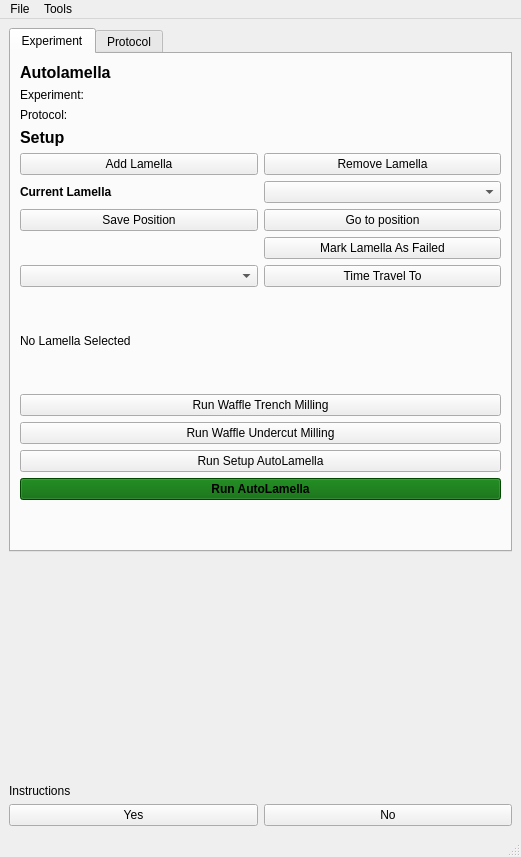
DeMarcoLab/autolamella, file autolamella/ui/qt/AutoLamellaUI.ui: the form before one commit.
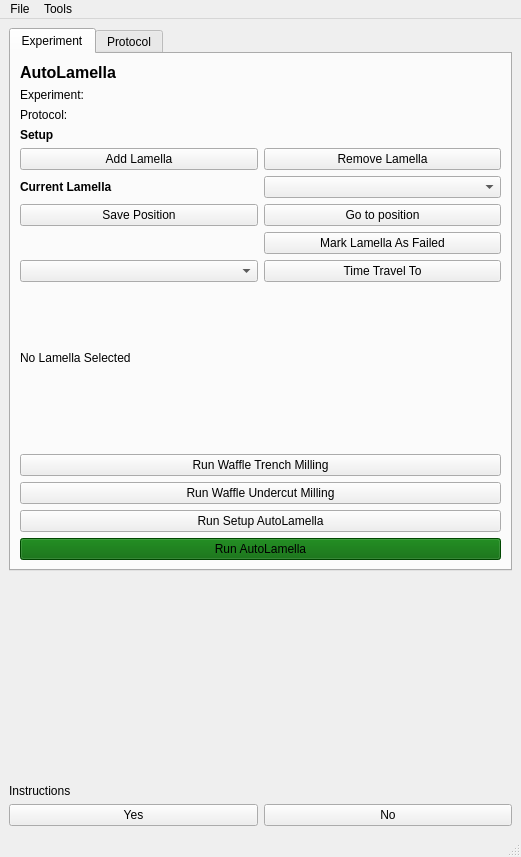
The form after the commit.

Patch:
```diff
--- a/autolamella/ui/qt/AutoLamellaUI.ui
+++ b/autolamella/ui/qt/AutoLamellaUI.ui
@@ -77,53 +77,13 @@
         <string>Experiment</string>
        </attribute>
        <layout class="QGridLayout" name="gridLayout_3">
-        <item row="2" column="0" colspan="2">
-         <widget class="QLabel" name="label_protocol_name">
+        <item row="20" column="0" colspan="2">
+         <widget class="QPushButton" name="pushButton_run_setup_autolamella">
           <property name="text">
-           <string>Protocol:</string>
+           <string>Run Setup AutoLamella</string>
           </property>
          </widget>
         </item>
-        <item row="8" column="0">
-         <widget class="QLabel" name="label_current_lamella_header">
-          <property name="font">
-           <font>
-            <weight>75</weight>
-            <bold>true</bold>
-           </font>
-          </property>
-          <property name="text">
-           <string>Current Lamella</string>
-          </property>
-         </widget>
-        </item>
-        <item row="18" column="0" colspan="2">
-         <widget class="QPushButton" name="pushButton_run_waffle_undercut">
-          <property name="text">
-           <string>Run Waffle Undercut Milling</string>
-          </property>
-         </widget>
-        </item>
-        <item row="1" column="0" colspan="2">
-         <widget class="QLabel" name="label_experiment_name">
-          <property name="text">
-           <string>Experiment:</string>
-          </property>
-         </widget>
-        </item>
-        <item row="13" column="0" colspan="2">
-         <spacer name="verticalSpacer_2">
-          <property name="orientation">
-           <enum>Qt::Vertical</enum>
-          </property>
-          <property name="sizeHint" stdset="0">
-           <size>
-            <width>20</width>
-            <height>40</height>
-           </size>
-          </property>
-         </spacer>
-        </item>
         <item row="7" column="1">
          <widget class="QPushButton" name="pushButton_remove_lamella">
           <property name="styleSheet">
@@ -134,100 +94,6 @@
           </property>
          </widget>
         </item>
-        <item row="11" column="1">
-         <widget class="QPushButton" name="pushButton_fail_lamella">
-          <property name="text">
-           <string>Mark Lamella As Failed</string>
-          </property>
-         </widget>
-        </item>
-        <item row="14" column="0" colspan="2">
-         <widget class="QLabel" name="label_info">
-          <property name="text">
-           <string>No Lamella Selected</string>
-          </property>
-         </widget>
-        </item>
-        <item row="15" column="0" colspan="2">
-         <spacer name="verticalSpacer_3">
-          <property name="orientation">
-           <enum>Qt::Vertical</enum>
-          </property>
-          <property name="sizeHint" stdset="0">
-           <size>
-            <width>20</width>
-            <height>40</height>
-           </size>
-          </property>
-         </spacer>
-        </item>
-        <item row="23" column="0" colspan="2">
-         <spacer name="verticalSpacer">
-          <property name="orientation">
-           <enum>Qt::Vertical</enum>
-          </property>
-          <property name="sizeHint" stdset="0">
-           <size>
-            <width>20</width>
-            <height>40</height>
-           </size>
-          </property>
-         </spacer>
-        </item>
-        <item row="17" column="0" colspan="2">
-         <widget class="QPushButton" name="pushButton_run_waffle_trench">
-          <property name="text">
-           <string>Run Waffle Trench Milling</string>
-          </property>
-         </widget>
-        </item>
-        <item row="21" column="0" colspan="2">
-         <widget class="QPushButton" name="pushButton_run_autolamella">
-          <property name="font">
-           <font>
-            <weight>75</weight>
-            <bold>true</bold>
-           </font>
-          </property>
-          <property name="styleSheet">
-           <string notr="true">background-color: darkGreen</string>
-          </property>
-          <property name="text">
-           <string>Run AutoLamella</string>
-          </property>
-         </widget>
-        </item>
-        <item row="8" column="1">
-         <widget class="QComboBox" name="comboBox_current_lamella"/>
-        </item>
-        <item row="7" column="0">
-         <widget class="QPushButton" name="pushButton_add_lamella">
-          <property name="text">
-           <string>Add Lamella</string>
-          </property>
-         </widget>
-        </item>
-        <item row="10" column="0">
-         <widget class="QPushButton" name="pushButton_save_position">
-          <property name="text">
-           <string>Save Position</string>
-          </property>
-         </widget>
-        </item>
-        <item row="3" column="0">
-         <widget class="QLabel" name="label_setup_header">
-          <property name="font">
-           <font>
-            <pointsize>12</pointsize>
-            <weight>75</weight>
-            <bold>true</bold>
-           </font>
-          </property>
-          <property name="text">
-           <string>Setup</string>
-          </property>
-         </widget>
-        </item>
         <item row="0" column="0">
          <widget class="QLabel" name="label_title">
           <property name="font">
@@ -238,13 +104,34 @@
            </font>
           </property>
           <property name="text">
-           <string>Autolamella</string>
+           <string>AutoLamella</string>
           </property>
           <property name="alignment">
            <set>Qt::AlignLeading|Qt::AlignLeft|Qt::AlignVCenter</set>
           </property>
          </widget>
         </item>
+        <item row="16" column="0" colspan="2">
+         <widget class="QLabel" name="label_minimap">
+          <property name="text">
+           <string/>
+          </property>
+         </widget>
+        </item>
+        <item row="3" column="0">
+         <widget class="QLabel" name="label_setup_header">
+          <property name="font">
+           <font>
+            <pointsize>9</pointsize>
+            <weight>75</weight>
+            <bold>true</bold>
+           </font>
+          </property>
+          <property name="text">
+           <string>Setup</string>
+          </property>
+         </widget>
+        </item>
         <item row="10" column="1">
          <widget class="QPushButton" name="pushButton_go_to_lamella">
           <property name="text">
@@ -253,9 +140,543 @@
          </widget>
         </item>
         <item row="19" column="0" colspan="2">
-         <widget class="QPushButton" name="pushButton_run_setup_autolamella">
+         <widget class="QPushButton" name="pushButton_run_waffle_undercut">
           <property name="text">
-           <string>Run Setup AutoLamella</string>
+           <string>Run Waffle Undercut Milling</string>
+          </property>
+         </widget>
+        </item>
+        <item row="18" column="0" colspan="2">
+         <widget class="QPushButton" name="pushButton_run_waffle_trench">
+          <property name="text">
+           <string>Run Waffle Trench Milling</string>
+          </property>
+          <property name="default">
+           <bool>false</bool>
+          </property>
+          <property name="flat">
+           <bool>false</bool>
+          </property>
+         </widget>
+        </item>
+        <item row="12" column="0">
+         <widget class="QComboBox" name="comboBox_lamella_history"/>
+        </item>
+        <item row="1" column="0" colspan="2">
+         <widget class="QLabel" name="label_experiment_name">
+          <property name="text">
+           <string>Experiment:</string>
+          </property>
+         </widget>
+        </item>
+        <item row="7" column="0">
+         <widget class="QPushButton" name="pushButton_add_lamella">
+          <property name="text">
+           <string>Add Lamella</string>
+          </property>
+         </widget>
+        </item>
+        <item row="8" column="1">
+         <widget class="QComboBox" name="comboBox_current_lamella"/>
+        </item>
+        <item row="8" column="0">
+         <widget class="QLabel" name="label_current_lamella_header">
+          <property name="font">
+           <font>
+            <weight>75</weight>
+            <bold>true</bold>
+           </font>
+          </property>
+          <property name="text">
+           <string>Current Lamella</string>
+          </property>
+         </widget>
+        </item>
+        <item row="10" column="0">
+         <widget class="QPushButton" name="pushButton_save_position">
+          <property name="text">
+           <string>Save Position</string>
+          </property>
+         </widget>
+        </item>
+        <item row="22" column="0" colspan="2">
+         <widget class="QPushButton" name="pushButton_run_autolamella">
+          <property name="palette">
+           <palette>
+            <active>
+             <colorrole role="WindowText">
+              <brush brushstyle="SolidPattern">
+               <color alpha="255">
+                <red>0</red>
+                <green>0</green>
+                <blue>0</blue>
+               </color>
+              </brush>
+             </colorrole>
+             <colorrole role="Button">
+              <brush brushstyle="SolidPattern">
+               <color alpha="255">
+                <red>0</red>
+                <green>100</green>
+                <blue>0</blue>
+               </color>
+              </brush>
+             </colorrole>
+             <colorrole role="Light">
+              <brush brushstyle="SolidPattern">
+               <color alpha="255">
+                <red>255</red>
+                <green>255</green>
+                <blue>255</blue>
+               </color>
+              </brush>
+             </colorrole>
+             <colorrole role="Midlight">
+              <brush brushstyle="SolidPattern">
+               <color alpha="255">
+                <red>255</red>
+                <green>255</green>
+                <blue>255</blue>
+               </color>
+              </brush>
+             </colorrole>
+             <colorrole role="Dark">
+              <brush brushstyle="SolidPattern">
+               <color alpha="255">
+                <red>127</red>
+                <green>127</green>
+                <blue>127</blue>
+               </color>
+              </brush>
+             </colorrole>
+             <colorrole role="Mid">
+              <brush brushstyle="SolidPattern">
+               <color alpha="255">
+                <red>170</red>
+                <green>170</green>
+                <blue>170</blue>
+               </color>
+              </brush>
+             </colorrole>
+             <colorrole role="Text">
+              <brush brushstyle="SolidPattern">
+               <color alpha="255">
+                <red>0</red>
+                <green>0</green>
+                <blue>0</blue>
+               </color>
+              </brush>
+             </colorrole>
+             <colorrole role="BrightText">
+              <brush brushstyle="SolidPattern">
+               <color alpha="255">
+                <red>255</red>
+                <green>255</green>
+                <blue>255</blue>
+               </color>
+              </brush>
+             </colorrole>
+             <colorrole role="ButtonText">
+              <brush brushstyle="SolidPattern">
+               <color alpha="255">
+                <red>0</red>
+                <green>0</green>
+                <blue>0</blue>
+               </color>
+              </brush>
+             </colorrole>
+             <colorrole role="Base">
+              <brush brushstyle="SolidPattern">
+               <color alpha="255">
+                <red>0</red>
+                <green>100</green>
+                <blue>0</blue>
+               </color>
+              </brush>
+             </colorrole>
+             <colorrole role="Window">
+              <brush brushstyle="SolidPattern">
+               <color alpha="255">
+                <red>0</red>
+                <green>100</green>
+                <blue>0</blue>
+               </color>
+              </brush>
+             </colorrole>
+             <colorrole role="Shadow">
+              <brush brushstyle="SolidPattern">
+               <color alpha="255">
+                <red>0</red>
+                <green>0</green>
+                <blue>0</blue>
+               </color>
+              </brush>
+             </colorrole>
+             <colorrole role="AlternateBase">
+              <brush brushstyle="SolidPattern">
+               <color alpha="255">
+                <red>255</red>
+                <green>255</green>
+                <blue>255</blue>
+               </color>
+              </brush>
+             </colorrole>
+             <colorrole role="ToolTipBase">
+              <brush brushstyle="SolidPattern">
+               <color alpha="255">
+                <red>255</red>
+                <green>255</green>
+                <blue>220</blue>
+               </color>
+              </brush>
+             </colorrole>
+             <colorrole role="ToolTipText">
+              <brush brushstyle="SolidPattern">
+               <color alpha="255">
+                <red>0</red>
+                <green>0</green>
+                <blue>0</blue>
+               </color>
+              </brush>
+             </colorrole>
+             <colorrole role="PlaceholderText">
+              <brush brushstyle="SolidPattern">
+               <color alpha="128">
+                <red>0</red>
+                <green>0</green>
+                <blue>0</blue>
+               </color>
+              </brush>
+             </colorrole>
+            </active>
+            <inactive>
+             <colorrole role="WindowText">
+              <brush brushstyle="SolidPattern">
+               <color alpha="255">
+                <red>0</red>
+                <green>0</green>
+                <blue>0</blue>
+               </color>
+              </brush>
+             </colorrole>
+             <colorrole role="Button">
+              <brush brushstyle="SolidPattern">
+               <color alpha="255">
+                <red>0</red>
+                <green>100</green>
+                <blue>0</blue>
+               </color>
+              </brush>
+             </colorrole>
+             <colorrole role="Light">
+              <brush brushstyle="SolidPattern">
+               <color alpha="255">
+                <red>255</red>
+                <green>255</green>
+                <blue>255</blue>
+               </color>
+              </brush>
+             </colorrole>
+             <colorrole role="Midlight">
+              <brush brushstyle="SolidPattern">
+               <color alpha="255">
+                <red>255</red>
+                <green>255</green>
+                <blue>255</blue>
+               </color>
+              </brush>
+             </colorrole>
+             <colorrole role="Dark">
+              <brush brushstyle="SolidPattern">
+               <color alpha="255">
+                <red>127</red>
+                <green>127</green>
+                <blue>127</blue>
+               </color>
+              </brush>
+             </colorrole>
+             <colorrole role="Mid">
+              <brush brushstyle="SolidPattern">
+               <color alpha="255">
+                <red>170</red>
+                <green>170</green>
+                <blue>170</blue>
+               </color>
+              </brush>
+             </colorrole>
+             <colorrole role="Text">
+              <brush brushstyle="SolidPattern">
+               <color alpha="255">
+                <red>0</red>
+                <green>0</green>
+                <blue>0</blue>
+               </color>
+              </brush>
+             </colorrole>
+             <colorrole role="BrightText">
+              <brush brushstyle="SolidPattern">
+               <color alpha="255">
+                <red>255</red>
+                <green>255</green>
+                <blue>255</blue>
+               </color>
+              </brush>
+             </colorrole>
+             <colorrole role="ButtonText">
+              <brush brushstyle="SolidPattern">
+               <color alpha="255">
+                <red>0</red>
+                <green>0</green>
+                <blue>0</blue>
+               </color>
+              </brush>
+             </colorrole>
+             <colorrole role="Base">
+              <brush brushstyle="SolidPattern">
+               <color alpha="255">
+                <red>0</red>
+                <green>100</green>
+                <blue>0</blue>
+               </color>
+              </brush>
+             </colorrole>
+             <colorrole role="Window">
+              <brush brushstyle="SolidPattern">
+               <color alpha="255">
+                <red>0</red>
+                <green>100</green>
+                <blue>0</blue>
+               </color>
+              </brush>
+             </colorrole>
+             <colorrole role="Shadow">
+              <brush brushstyle="SolidPattern">
+               <color alpha="255">
+                <red>0</red>
+                <green>0</green>
+                <blue>0</blue>
+               </color>
+              </brush>
+             </colorrole>
+             <colorrole role="AlternateBase">
+              <brush brushstyle="SolidPattern">
+               <color alpha="255">
+                <red>255</red>
+                <green>255</green>
+                <blue>255</blue>
+               </color>
+              </brush>
+             </colorrole>
+             <colorrole role="ToolTipBase">
+              <brush brushstyle="SolidPattern">
+               <color alpha="255">
+                <red>255</red>
+                <green>255</green>
+                <blue>220</blue>
+               </color>
+              </brush>
+             </colorrole>
+             <colorrole role="ToolTipText">
+              <brush brushstyle="SolidPattern">
+               <color alpha="255">
+                <red>0</red>
+                <green>0</green>
+                <blue>0</blue>
+               </color>
+              </brush>
+             </colorrole>
+             <colorrole role="PlaceholderText">
+              <brush brushstyle="SolidPattern">
+               <color alpha="128">
+                <red>0</red>
+                <green>0</green>
+                <blue>0</blue>
+               </color>
+              </brush>
+             </colorrole>
+            </inactive>
+            <disabled>
+             <colorrole role="WindowText">
+              <brush brushstyle="SolidPattern">
+               <color alpha="255">
+                <red>127</red>
+                <green>127</green>
+                <blue>127</blue>
+               </color>
+              </brush>
+             </colorrole>
+             <colorrole role="Button">
+              <brush brushstyle="SolidPattern">
+               <color alpha="255">
+                <red>0</red>
+                <green>100</green>
+                <blue>0</blue>
+               </color>
+              </brush>
+             </colorrole>
+             <colorrole role="Light">
+              <brush brushstyle="SolidPattern">
+               <color alpha="255">
+                <red>255</red>
+                <green>255</green>
+                <blue>255</blue>
+               </color>
+              </brush>
+             </colorrole>
+             <colorrole role="Midlight">
+              <brush brushstyle="SolidPattern">
+               <color alpha="255">
+                <red>255</red>
+                <green>255</green>
+                <blue>255</blue>
+               </color>
+              </brush>
+             </colorrole>
+             <colorrole role="Dark">
+              <brush brushstyle="SolidPattern">
+               <color alpha="255">
+                <red>127</red>
+                <green>127</green>
+                <blue>127</blue>
+               </color>
+              </brush>
+             </colorrole>
+             <colorrole role="Mid">
+              <brush brushstyle="SolidPattern">
+               <color alpha="255">
+                <red>170</red>
+                <green>170</green>
+                <blue>170</blue>
+               </color>
+              </brush>
+             </colorrole>
+             <colorrole role="Text">
+              <brush brushstyle="SolidPattern">
+               <color alpha="255">
+                <red>127</red>
+                <green>127</green>
+                <blue>127</blue>
+               </color>
+              </brush>
+             </colorrole>
+             <colorrole role="BrightText">
+              <brush brushstyle="SolidPattern">
+               <color alpha="255">
+                <red>255</red>
+                <green>255</green>
+                <blue>255</blue>
+               </color>
+              </brush>
+             </colorrole>
+             <colorrole role="ButtonText">
+              <brush brushstyle="SolidPattern">
+               <color alpha="255">
+                <red>127</red>
+                <green>127</green>
+                <blue>127</blue>
+               </color>
+              </brush>
+             </colorrole>
+             <colorrole role="Base">
+              <brush brushstyle="SolidPattern">
+               <color alpha="255">
+                <red>0</red>
+                <green>100</green>
+                <blue>0</blue>
+               </color>
+              </brush>
+             </colorrole>
+             <colorrole role="Window">
+              <brush brushstyle="SolidPattern">
+               <color alpha="255">
+                <red>0</red>
+                <green>100</green>
+                <blue>0</blue>
+               </color>
+              </brush>
+             </colorrole>
+             <colorrole role="Shadow">
+              <brush brushstyle="SolidPattern">
+               <color alpha="255">
+                <red>0</red>
+                <green>0</green>
+                <blue>0</blue>
+               </color>
+              </brush>
+             </colorrole>
+             <colorrole role="AlternateBase">
+              <brush brushstyle="SolidPattern">
+               <color alpha="255">
+                <red>255</red>
+                <green>255</green>
+                <blue>255</blue>
+               </color>
+              </brush>
+             </colorrole>
+             <colorrole role="ToolTipBase">
+              <brush brushstyle="SolidPattern">
+               <color alpha="255">
+                <red>255</red>
+                <green>255</green>
+                <blue>220</blue>
+               </color>
+              </brush>
+             </colorrole>
+             <colorrole role="ToolTipText">
+              <brush brushstyle="SolidPattern">
+               <color alpha="255">
+                <red>0</red>
+                <green>0</green>
+                <blue>0</blue>
+               </color>
+              </brush>
+             </colorrole>
+             <colorrole role="PlaceholderText">
+              <brush brushstyle="SolidPattern">
+               <color alpha="128">
+                <red>0</red>
+                <green>0</green>
+                <blue>0</blue>
+               </color>
+              </brush>
+             </colorrole>
+            </disabled>
+           </palette>
+          </property>
+          <property name="font">
+           <font>
+            <weight>50</weight>
+            <bold>false</bold>
+           </font>
+          </property>
+          <property name="styleSheet">
+           <string notr="true">background-color: darkGreen</string>
+          </property>
+          <property name="text">
+           <string>Run AutoLamella</string>
+          </property>
+          <property name="autoDefault">
+           <bool>false</bool>
+          </property>
+          <property name="default">
+           <bool>false</bool>
+          </property>
+          <property name="flat">
+           <bool>false</bool>
+          </property>
+         </widget>
+        </item>
+        <item row="14" column="0" colspan="2">
+         <widget class="QLabel" name="label_info">
+          <property name="text">
+           <string>No Lamella Selected</string>
+          </property>
+         </widget>
+        </item>
+        <item row="2" column="0" colspan="2">
+         <widget class="QLabel" name="label_protocol_name">
+          <property name="text">
+           <string>Protocol:</string>
           </property>
          </widget>
         </item>
@@ -266,8 +687,38 @@
           </property>
          </widget>
         </item>
-        <item row="12" column="0">
-         <widget class="QComboBox" name="comboBox_lamella_history"/>
+        <item row="11" column="1">
+         <widget class="QPushButton" name="pushButton_fail_lamella">
+          <property name="text">
+           <string>Mark Lamella As Failed</string>
+          </property>
+         </widget>
+        </item>
+        <item row="13" column="0" colspan="2">
+         <spacer name="verticalSpacer_2">
+          <property name="orientation">
+           <enum>Qt::Vertical</enum>
+          </property>
+          <property name="sizeHint" stdset="0">
+           <size>
+            <width>20</width>
+            <height>40</height>
+           </size>
+          </property>
+         </spacer>
+        </item>
+        <item row="17" column="0" colspan="2">
+         <spacer name="verticalSpacer">
+          <property name="orientation">
+           <enum>Qt::Vertical</enum>
+          </property>
+          <property name="sizeHint" stdset="0">
+           <size>
+            <width>20</width>
+            <height>40</height>
+           </size>
+          </property>
+         </spacer>
         </item>
        </layout>
       </widget>
@@ -276,49 +727,28 @@
         <string>Protocol</string>
        </attribute>
        <layout class="QFormLayout" name="formLayout_2">
+        <item row="0" column="0">
+         <widget class="QLabel" name="label_protocol_name_2">
+          <property name="text">
+           <string>Name</string>
+          </property>
+         </widget>
+        </item>
+        <item row="0" column="1">
+         <widget class="QLineEdit" name="lineEdit_name"/>
+        </item>
         <item row="1" column="0">
-         <widget class="QLabel" name="label_4">
+         <widget class="QLabel" name="label_protocol_method">
           <property name="text">
            <string>Method</string>
           </property>
          </widget>
         </item>
         <item row="1" column="1">
-         <widget class="QComboBox" name="comboBox_method">
-          <item>
-           <property name="text">
-            <string>Default</string>
-           </property>
-          </item>
-          <item>
-           <property name="text">
-            <string>Waffle</string>
-           </property>
-          </item>
-         </widget>
-        </item>
-        <item row="2" column="0">
-         <widget class="QLabel" name="beamShiftAttemptsLabel">
-          <property name="text">
-           <string>Beam shift attempts</string>
-          </property>
-         </widget>
-        </item>
-        <item row="2" column="1">
-         <widget class="QDoubleSpinBox" name="beamshift_attempts"/>
-        </item>
-        <item row="3" column="0">
-         <widget class="QLabel" name="label_6">
-          <property name="text">
-           <string>Align at:</string>
-          </property>
-         </widget>
-        </item>
-        <item row="3" column="1">
-         <widget class="QComboBox" name="comboBox_current_alignment"/>
+         <widget class="QComboBox" name="comboBox_method"/>
         </item>
         <item row="4" column="0">
-         <widget class="QLabel" name="label">
+         <widget class="QLabel" name="label_protocol_undercut_tilt_angle">
           <property name="text">
            <string>Undercut Tilt Angle</string>
           </property>
@@ -335,7 +765,7 @@
          </widget>
         </item>
         <item row="5" column="0">
-         <widget class="QLabel" name="label_2">
+         <widget class="QLabel" name="label_undercut_tilt_step">
           <property name="text">
            <string>Undercut Tilt Step</string>
           </property>
@@ -352,98 +782,160 @@
          </widget>
         </item>
         <item row="6" column="0">
-         <widget class="QLabel" name="label_3">
+         <widget class="QLabel" name="label_stress_relief">
           <property name="text">
            <string>Stress Relief</string>
           </property>
          </widget>
         </item>
         <item row="6" column="1">
-         <widget class="QComboBox" name="comboBox_stress_relief">
-          <item>
-           <property name="text">
-            <string>Notch</string>
-           </property>
-          </item>
-          <item>
-           <property name="text">
-            <string>Microexpansion </string>
-           </property>
-          </item>
+         <widget class="QComboBox" name="comboBox_stress_relief"/>
+        </item>
+        <item row="7" column="0" colspan="2">
+         <widget class="QLabel" name="label_alignment_header">
+          <property name="font">
+           <font>
+            <weight>75</weight>
+            <bold>true</bold>
+            <underline>false</underline>
+           </font>
+          </property>
+          <property name="text">
+           <string>Alignment</string>
+          </property>
          </widget>
         </item>
-        <item row="8" column="0" colspan="2">
-         <widget class="QLabel" name="label_5">
+        <item row="10" column="0">
+         <widget class="QLabel" name="label_protocol_align_at">
+          <property name="text">
+           <string>Align at:</string>
+          </property>
+         </widget>
+        </item>
+        <item row="10" column="1">
+         <widget class="QComboBox" name="comboBox_current_alignment"/>
+        </item>
+        <item row="14" column="0" colspan="2">
+         <widget class="QLabel" name="label_ml_header">
+          <property name="font">
+           <font>
+            <weight>75</weight>
+            <bold>true</bold>
+           </font>
+          </property>
+          <property name="text">
+           <string>Machine Learning</string>
+          </property>
+         </widget>
+        </item>
+        <item row="15" column="0">
+         <widget class="QLabel" name="label_ml_checkpoint">
+          <property name="text">
+           <string>Checkpoint</string>
+          </property>
+         </widget>
+        </item>
+        <item row="15" column="1">
+         <widget class="QLineEdit" name="lineEdit_ml_checkpoint"/>
+        </item>
+        <item row="16" column="0">
+         <widget class="QLabel" name="label_ml_encoder">
+          <property name="text">
+           <string>Encoder</string>
+          </property>
+         </widget>
+        </item>
+        <item row="16" column="1">
+         <widget class="QLineEdit" name="lineEdit_ml_encoder"/>
+        </item>
+        <item row="17" column="0" colspan="2">
+         <widget class="QLabel" name="label_supervise_header">
+          <property name="font">
+           <font>
+            <weight>75</weight>
+            <bold>true</bold>
+           </font>
+          </property>
           <property name="text">
            <string>Supervision</string>
           </property>
          </widget>
         </item>
-        <item row="16" column="0" colspan="2">
-         <widget class="QPushButton" name="pushButton_update_protocol">
-          <property name="text">
-           <string>Update Protocol</string>
-          </property>
-         </widget>
-        </item>
-        <item row="17" column="0" colspan="2">
-         <widget class="QPushButton" name="export_protocol">
-          <property name="text">
-           <string>Save protocol to file</string>
-          </property>
-         </widget>
-        </item>
-        <item row="9" column="0">
+        <item row="18" column="0">
          <widget class="QCheckBox" name="checkBox_trench">
           <property name="text">
            <string>Trench Stage</string>
           </property>
          </widget>
         </item>
-        <item row="10" column="0">
-         <widget class="QCheckBox" name="checkBox_undercut">
-          <property name="text">
-           <string>Undercut Stage</string>
-          </property>
-         </widget>
-        </item>
-        <item row="11" column="0">
+        <item row="18" column="1">
          <widget class="QCheckBox" name="checkBox_setup">
           <property name="text">
            <string>Setup Stage</string>
           </property>
          </widget>
         </item>
-        <item row="12" column="0">
+        <item row="19" column="0">
+         <widget class="QCheckBox" name="checkBox_undercut">
+          <property name="text">
+           <string>Undercut Stage</string>
+          </property>
+         </widget>
+        </item>
+        <item row="19" column="1">
          <widget class="QCheckBox" name="checkBox_features">
           <property name="text">
            <string>Features Stage</string>
           </property>
          </widget>
         </item>
-        <item row="13" column="0">
-         <widget class="QCheckBox" name="checkBox_lamella">
+        <item row="20" column="1">
+         <widget class="QCheckBox" name="checkBox_supervise_mill_rough">
           <property name="text">
-           <string>Lamella Stage</string>
+           <string>Mill Rough Stage</string>
           </property>
          </widget>
         </item>
-        <item row="7" column="0">
-         <widget class="QCheckBox" name="checkBox_fiducial">
+        <item row="21" column="1">
+         <widget class="QCheckBox" name="checkBox_supervise_mill_regular">
           <property name="text">
-           <string>Fiducial Enabled</string>
+           <string>Mill Regular Stage</string>
           </property>
          </widget>
         </item>
-        <item row="0" column="0">
-         <widget class="QLabel" name="label_7">
+        <item row="22" column="1">
+         <widget class="QCheckBox" name="checkBox_supervise_mill_polishing">
           <property name="text">
-           <string>Name</string>
+           <string>Mill Polishing Stage</string>
           </property>
          </widget>
         </item>
-        <item row="0" column="1">
-         <widget class="QLineEdit" name="lineEdit_name"/>
+        <item row="25" column="0" colspan="2">
+         <widget class="QPushButton" name="pushButton_update_protocol">
+          <property name="text">
+           <string>Update Protocol</string>
+          </property>
+         </widget>
+        </item>
+        <item row="12" column="0">
+         <widget class="QLabel" name="beamShiftAttemptsLabel">
+          <property name="text">
+           <string>Align attempts</string>
+          </property>
+         </widget>
+        </item>
+        <item row="12" column="1">
+         <widget class="QDoubleSpinBox" name="beamshift_attempts"/>
+        </item>
+        <item row="9" column="0">
+         <widget class="QLabel" name="label_protocol_align_with">
+          <property name="text">
+           <string>Align with: </string>
+          </property>
+         </widget>
+        </item>
+        <item row="9" column="1">
+         <widget class="QComboBox" name="comboBox_alignment_with"/>
         </item>
        </layout>
       </widget>
@@ -466,15 +958,19 @@
     </property>
     <addaction name="actionNew_Experiment"/>
     <addaction name="actionLoad_Experiment"/>
+    <addaction name="separator"/>
     <addaction name="actionLoad_Protocol"/>
+    <addaction name="actionSave_Protocol"/>
    </widget>
    <widget class="QMenu" name="menuTools">
     <property name="title">
      <string>Tools</string>
     </property>
     <addaction name="actionCryo_Sputter"/>
+    <addaction name="separator"/>
     <addaction name="actionLoad_Positions"/>
     <addaction name="actionOpen_Minimap"/>
+    <addaction name="actionLoad_Minimap_Image"/>
    </widget>
    <addaction name="menuAutoLamella"/>
    <addaction name="menuTools"/>
@@ -507,7 +1003,17 @@
   </action>
   <action name="actionOpen_Minimap">
    <property name="text">
-    <string>Open Minimap</string>
+    <string>Open Minimap Tool</string>
+   </property>
+  </action>
+  <action name="actionSave_Protocol">
+   <property name="text">
+    <string>Save Protocol</string>
+   </property>
+  </action>
+  <action name="actionLoad_Minimap_Image">
+   <property name="text">
+    <string>Load Minimap Image</string>
    </property>
   </action>
  </widget>
```
